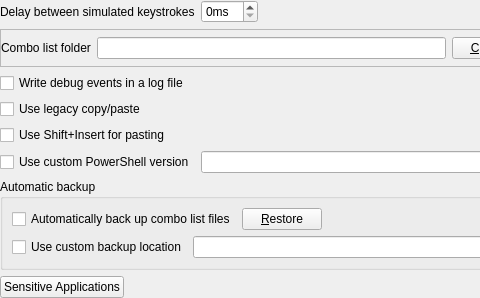
Qt form Beeftext/Preferences/Panes/PrefPaneAdvanced.ui (xmichelo/Beeftext) before a commit; both pictures show x 0 to 480 and y 0 to 298 of the 705 by 298 pixel window.
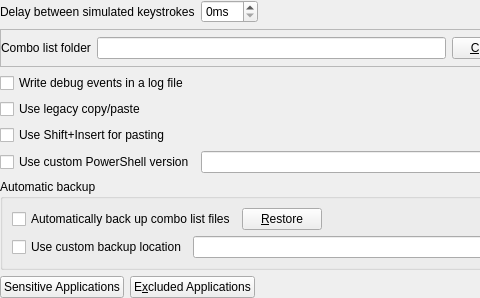
The same form after that commit.

Commit message: Extracted process list manager class from sensitive application manager.

Patch:
```diff
--- a/Beeftext/Preferences/Panes/PrefPaneAdvanced.ui
+++ b/Beeftext/Preferences/Panes/PrefPaneAdvanced.ui
@@ -245,6 +245,13 @@
        </property>
       </widget>
      </item>
+     <item>
+      <widget class="QPushButton" name="buttonExcludedApplications">
+       <property name="text">
+        <string>E&amp;xcluded Applications</string>
+       </property>
+      </widget>
+     </item>
      <item>
       <spacer name="horizontalSpacer_7">
        <property name="orientation">
```
The commit also changes 13 other files.
